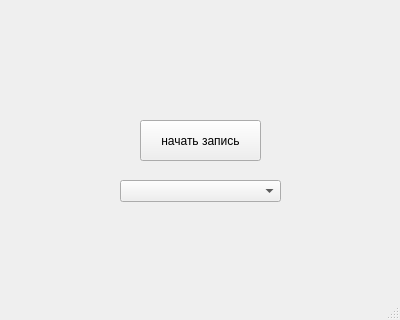
Before: the Qt Designer form main/window.ui in kolyaklimk/SpeechRecognition, drawn with Qt 5; both pictures show x 0 to 400 and y 280 to 600 of the 400 by 600 pixel window.
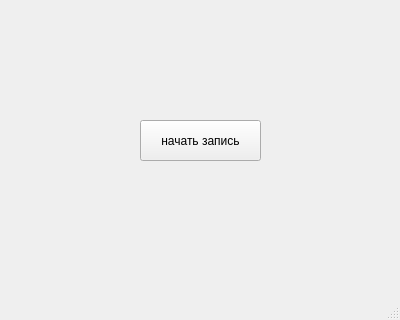
After: the same form once the commit is applied.

Commit message: delete combo box, add try exept for micro

```diff
--- a/main/window.ui
+++ b/main/window.ui
@@ -37,16 +37,6 @@
      <string>начать запись</string>
     </property>
    </widget>
-   <widget class="QComboBox" name="comboBox">
-    <property name="geometry">
-     <rect>
-      <x>120</x>
-      <y>460</y>
-      <width>161</width>
-      <height>22</height>
-     </rect>
-    </property>
-   </widget>
   </widget>
   <widget class="QMenuBar" name="menubar">
    <property name="geometry">
```
The commit also changes 3 other files.
